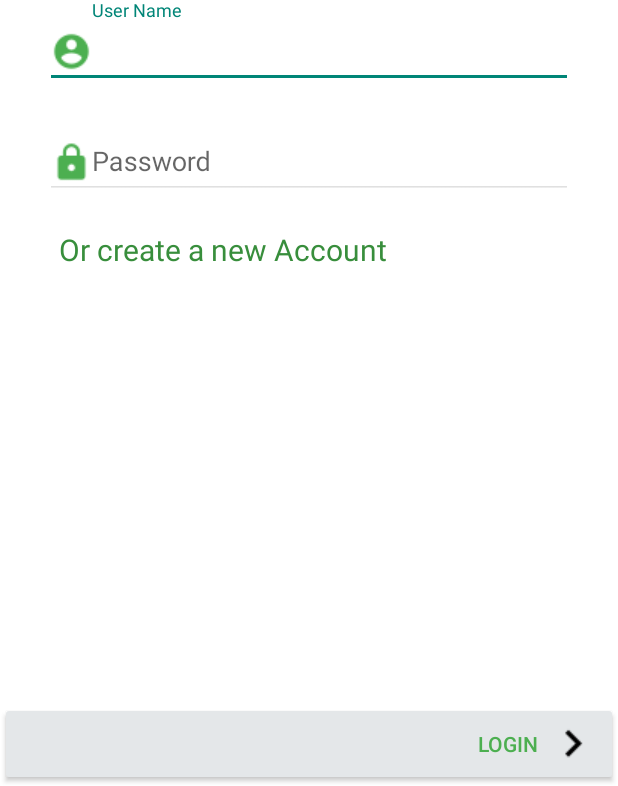
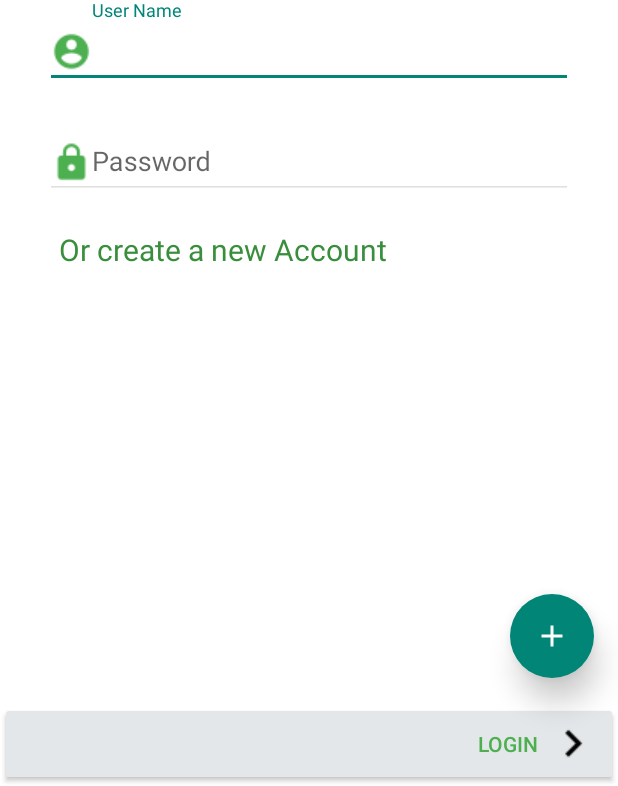
Before and after one commit to chetank628/Myapp_Qualitykiosk, an Android app: the screen it shows after launch (MainActivity), on a phone screen of 412 x 824 dp, the part 450-1236 px from its top. Run offline under Robolectric (Android 15) with nearby library versions, the phone set to English and light mode, and no system bars.

Commit message:
AddedFAb icon button

```diff
--- a/app/src/main/res/layout/activity_main.xml
+++ b/app/src/main/res/layout/activity_main.xml
@@ -138,12 +138,19 @@
                 android:gravity="center|bottom"
                 android:orientation="vertical">
 
-                <android.support.design.widget.CoordinatorLayout
-                    android:layout_width="match_parent"
-                    android:layout_height="wrap_content">
+                <android.support.design.widget.FloatingActionButton
+                    android:id="@+id/fab"
+                    android:layout_width="wrap_content"
+                    android:layout_height="wrap_content"
+                    app:fabSize="normal"
+                    android:layout_gravity="end"
+                    app:elevation="12dp"
+                    app:borderWidth="0dp"
+                    android:layout_margin="16dp"
+                    android:src="@drawable/ic_add_white_48px"
+                    app:pressedTranslationZ="24dp"
 
-
-                </android.support.design.widget.CoordinatorLayout>
+                    />
 
 
 
```
